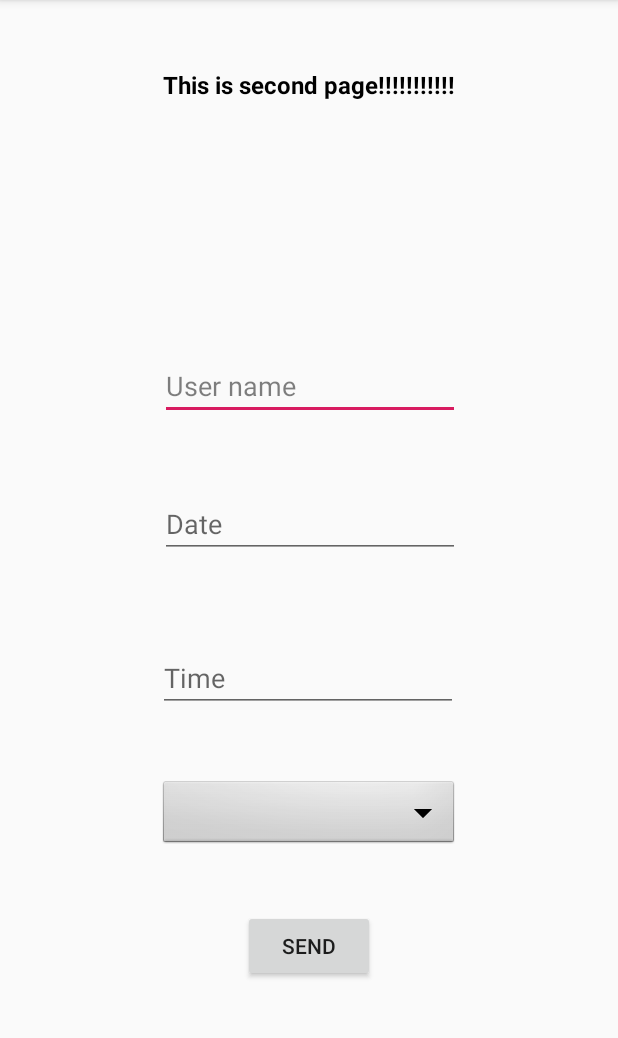
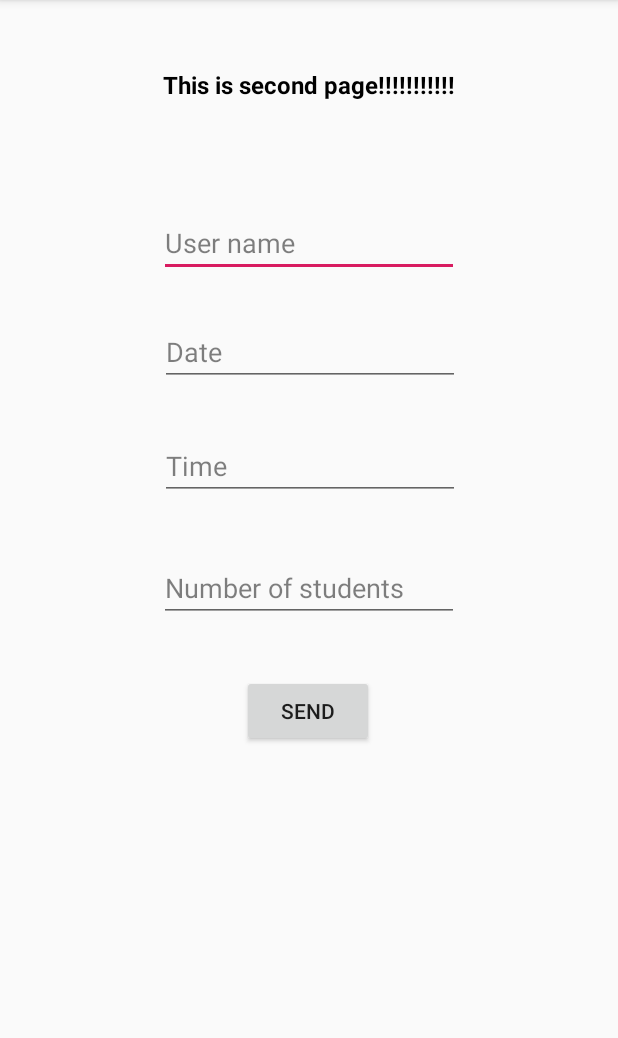
Before and after one commit to LilachGr/SmartSitterProject, an Android app: the ReservationFirstStepActivity screen opened directly, with no data from a screen before it, on a phone screen of 412 x 824 dp, the part 84-1122 px from its top. Run offline under Robolectric (Android 15) with nearby library versions, the light colour scheme and no system bars; libraries missing offline, so code that uses them is left out: com.fasterxml.jackson.

Commit message:
send the data from the client to server in JSON format.

```diff
--- a/SmartSitterClient/app/src/main/java/com/example/smartsitterclient/MainActivity.kt
+++ b/SmartSitterClient/app/src/main/java/com/example/smartsitterclient/MainActivity.kt
@@ -27,8 +27,7 @@ class MainActivity : AppCompatActivity() {
         // creating a client
         val okHttpClient = OkHttpClient()
         // building a request
-        //val request: Request = Request.Builder().url("http://10.100.102.10:5000/").build()
-        val request: Request = Request.Builder().url("http://10.100.102.10:5000/").build()
+        val request: Request = Request.Builder().url(serverIP).build()
         // making call asynchronously
         okHttpClient.newCall(request).enqueue(object : Callback {
             // called if server is unreachable
--- a/SmartSitterClient/app/src/main/java/com/example/smartsitterclient/ReservationFirstStepActivity.kt
+++ b/SmartSitterClient/app/src/main/java/com/example/smartsitterclient/ReservationFirstStepActivity.kt
@@ -4,6 +4,7 @@ package com.example.smartsitterclient
 import android.os.Bundle
 import android.widget.*
 import androidx.appcompat.app.AppCompatActivity
+import com.fasterxml.jackson.module.kotlin.jacksonObjectMapper
 import okhttp3.*
 import okhttp3.FormBody
 //import sun.jvm.hotspot.utilities.IntArray
@@ -11,48 +12,64 @@ import java.io.IOException
 
 
 class ReservationFirstStepActivity : AppCompatActivity() {
-    private var editText: EditText? = null
-    private var button: Button? = null
+    private var userName: EditText? = null
+    private var dateReservation: EditText? = null
+    private var timeReservation: EditText? = null
+    private var studentsNumber: EditText? = null
+    private var sendButton: Button? = null
     private var okHttpClient: OkHttpClient? = null
-    private var dropdown: Spinner? = null
+    //private var dropdown: Spinner? = null
+    private val mapper = jacksonObjectMapper()
 
     override fun onCreate(savedInstanceState: Bundle?) {
         super.onCreate(savedInstanceState)
-        //setContentView(R.layout.activity_reservation_first_step)
 
-        //get the spinner from the xml.
-        dropdown = findViewById(R.id.student_number)
-        //create a list of items for the spinner.
-        val items = arrayOf("1", "2", "3","4","5","6","7","8","9","10")
-        //create an adapter to describe how the items are displayed, adapters are used in several places in android.
-        //There are multiple variations of this, but this is the basic variant.
-        val adapter = ArrayAdapter(this, R.layout.activity_reservation_first_step, items)
-        //set the spinners adapter to the previously created one.
-        val localDropdown = dropdown
-        if (localDropdown != null) {
-            localDropdown.adapter = adapter
-        }
-        dropdown = localDropdown
+//        //get the spinner from the xml.
+//        dropdown = findViewById(R.id.student_number)
+//        //create a list of items for the spinner.
+//        val items = arrayOf(1, 2, 3,4,5)
+//        //create an adapter to describe how the items are displayed, adapters are used in several places in android.
+//        //There are multiple variations of this, but this is the basic variant.
+//        val adapter = ArrayAdapter(this, R.layout.activity_reservation_first_step, items)
+//        //set the spinners adapter to the previously created one.
+//        val localDropdown = dropdown
+//        if (localDropdown != null) {
+//            localDropdown.adapter = adapter
+//        }
+//        dropdown = localDropdown
+
         setContentView(R.layout.activity_reservation_first_step)
 
-        editText = findViewById(R.id.user_name)
-        button = findViewById(R.id.send_reservation)
+        userName = findViewById(R.id.user_name)
+        dateReservation = findViewById(R.id.date_reservation)
+        timeReservation = findViewById(R.id.time_reservation)
+        studentsNumber = findViewById(R.id.students_number)
+
+        sendButton = findViewById(R.id.send_reservation)
         okHttpClient = OkHttpClient()
-        val localButton = button
+        val localButton = sendButton
         localButton?.setOnClickListener {
-            val localEditText = editText
-            val dummyText = localEditText?.text.toString()
-            // we add the information we want to send in a form. each string we want to send should have a name.
-            // in our case we sent the dummyText with a name 'sample'
-            val formBody: RequestBody = FormBody.Builder().add("sample", dummyText).add("hello", dummyText).build()
+            val localUserName = userName
+            val localDateReservation = dateReservation
+            val localTimeReservation = timeReservation
+            val localStudentsNumber = studentsNumber
+            val reservationBasicDetails = ReservationBasicDetails(localUserName?.text.toString(),
+                localDateReservation?.text.toString(), localTimeReservation?.text.toString(),
+                localStudentsNumber?.text.toString())
+            val reservationBasicDetailsJson = mapper.writeValueAsString(reservationBasicDetails)
+            println(reservationBasicDetailsJson)
+
+            val text = reservationBasicDetailsJson.toString()
+            // we add the information we want to send in a form. each string we want to send should have a name. in our case we sent the dummyText with a name 'sample'
+            val formBody: RequestBody = FormBody.Builder().add("reservationBasicDetails", text).build()
             // while building request we give our form as a parameter to post()
-            val request: Request = Request.Builder().url("http://10.100.102.10:5000/debug").post(formBody).build()
+            val request: Request = Request.Builder().url(serverIP + serverReservationFirstStep).post(formBody).build()
             okHttpClient!!.newCall(request).enqueue(object : Callback {
                 override fun onFailure(call: Call, e: IOException) {
                     runOnUiThread { Toast.makeText(applicationContext, "server down", Toast.LENGTH_SHORT).show() }
                 }
 
-                //@Throws(IOException::class)
+                @Throws(IOException::class)
                 override fun onResponse(call: Call, response: Response) {
                     if (response.body!!.string() == "received") {
                         runOnUiThread {
@@ -62,6 +79,6 @@ class ReservationFirstStepActivity : AppCompatActivity() {
                 }
             })
         }
-        button = localButton
+        sendButton = localButton
     }
 }
--- a/SmartSitterClient/app/src/main/java/com/example/smartsitterclient/SimpleDataClasses.kt
+++ b/SmartSitterClient/app/src/main/java/com/example/smartsitterclient/SimpleDataClasses.kt
@@ -1,3 +1,7 @@
 package com.example.smartsitterclient
 
-data class ReservationBasicDetails(var name: String, var surname: String, var id: String)
+const val serverIP = "http://10.100.102.10:5000/"
+const val serverReservationFirstStep = "reservation"
+
+data class ReservationBasicDetails(var userNameStudent: String, var dateReservation: String, var timeReservation: String,
+                                   var NumberOfStudent: String)
--- a/SmartSitterClient/app/src/main/res/layout/activity_main.xml
+++ b/SmartSitterClient/app/src/main/res/layout/activity_main.xml
@@ -25,8 +25,8 @@
 
     <Button
             android:text="@string/reservation"
-            android:layout_width="118dp"
-            android:layout_height="44dp"
+            android:layout_width="wrap_content"
+            android:layout_height="wrap_content"
             android:id="@+id/button1" app:layout_constraintTop_toTopOf="parent"
             android:layout_marginTop="539dp" android:layout_marginEnd="157dp" android:layout_marginRight="157dp"
             app:layout_constraintEnd_toEndOf="parent" app:layout_constraintBottom_toBottomOf="parent"
--- a/SmartSitterClient/app/src/main/res/layout/activity_reservation_first_step.xml
+++ b/SmartSitterClient/app/src/main/res/layout/activity_reservation_first_step.xml
@@ -33,9 +33,9 @@
             android:textColor="@color/black"
             android:textColorHint="#80000000"
             app:layout_constraintStart_toStartOf="parent"
-            app:layout_constraintHorizontal_bias="0.502" app:layout_constraintEnd_toEndOf="parent"
+            app:layout_constraintHorizontal_bias="0.5" app:layout_constraintEnd_toEndOf="parent"
             app:layout_constraintTop_toTopOf="parent" android:layout_marginTop="152dp"
-            app:layout_constraintBottom_toBottomOf="parent" android:layout_marginBottom="406dp"/>
+            android:layout_marginBottom="40dp" app:layout_constraintBottom_toTopOf="@+id/date_reservation"/>
 
     <EditText
             android:layout_width="200dp"
@@ -43,44 +43,73 @@
             android:inputType="date"
             android:ems="10"
             android:hint="@string/date"
-            android:id="@+id/date_reservation" android:layout_marginTop="31dp"
-            app:layout_constraintTop_toBottomOf="@+id/user_name" app:layout_constraintEnd_toEndOf="parent"
-            app:layout_constraintStart_toStartOf="parent" app:layout_constraintHorizontal_bias="0.502"
-            app:layout_constraintBottom_toBottomOf="parent" android:layout_marginBottom="213dp"
-            app:layout_constraintVertical_bias="0.078"/>
+            android:textColorHint="#80000000"
+            android:id="@+id/date_reservation"
+            app:layout_constraintStart_toStartOf="parent"
+            app:layout_constraintHorizontal_bias="0.502" app:layout_constraintEnd_toEndOf="parent"
+            android:layout_marginBottom="45dp" app:layout_constraintBottom_toTopOf="@+id/time_reservation"
+            app:layout_constraintTop_toTopOf="parent" android:layout_marginTop="212dp"
+            app:layout_constraintVertical_bias="0.0"/>
 
+    <!-- <TextView
+             android:id="@+id/student_number_text"
+             android:layout_width="112dp"
+             android:layout_height="37dp"
+             android:textAlignment="center"
+             android:textColor="#80000000"
+             android:textSize="16sp"
+             android:textStyle="bold"
+             android:text="@string/number_of_students"
+             app:layout_constraintEnd_toStartOf="@+id/student_number"
+             app:layout_constraintStart_toStartOf="parent" android:layout_marginLeft="119dp"
+             android:layout_marginStart="119dp" app:layout_constraintHorizontal_bias="1.0"
+             app:layout_constraintTop_toTopOf="parent" android:layout_marginTop="372dp"
+             app:layout_constraintBottom_toTopOf="@+id/send_reservation" app:layout_constraintVertical_bias="0.0"/>
+     <Spinner
+             android:id="@+id/student_number"
+             android:layout_width="80dp"
+             android:layout_height="wrap_content"
+             android:background="@android:drawable/btn_dropdown"
+             android:spinnerMode="dropdown"
+             app:layout_constraintTop_toTopOf="parent"
+             android:layout_marginTop="372dp" app:layout_constraintStart_toStartOf="parent"
+             app:layout_constraintHorizontal_bias="0.682" app:layout_constraintEnd_toEndOf="parent"
+             android:layout_marginBottom="29dp" app:layout_constraintBottom_toTopOf="@+id/send_reservation"
+             app:layout_constraintVertical_bias="0.0"/>-->
     <EditText
             android:layout_width="200dp"
             android:layout_height="wrap_content"
             android:inputType="time"
             android:ems="10"
             android:hint="@string/time"
+            android:textColorHint="#80000000"
             android:id="@+id/time_reservation"
-            app:layout_constraintStart_toStartOf="parent" app:layout_constraintHorizontal_bias="0.497"
-            app:layout_constraintEnd_toEndOf="parent" app:layout_constraintBottom_toBottomOf="parent"
-            android:layout_marginBottom="256dp" android:layout_marginTop="20dp"
-            app:layout_constraintTop_toBottomOf="@+id/date_reservation"/>
-
-    <Spinner
-            android:id="@+id/student_number"
+            app:layout_constraintStart_toStartOf="parent"
+            app:layout_constraintHorizontal_bias="0.502" app:layout_constraintEnd_toEndOf="parent"
+            app:layout_constraintTop_toTopOf="parent" android:layout_marginTop="288dp"
+            android:layout_marginBottom="39dp" app:layout_constraintBottom_toTopOf="@+id/send_reservation"
+            app:layout_constraintVertical_bias="0.0"/>
+    <EditText
             android:layout_width="200dp"
             android:layout_height="wrap_content"
-            android:background="@android:drawable/btn_dropdown"
-            android:spinnerMode="dropdown"
+            android:inputType="number"
+            android:ems="10"
             android:hint="@string/number_of_students"
-            app:layout_constraintStart_toStartOf="parent" app:layout_constraintHorizontal_bias="0.5"
-            app:layout_constraintEnd_toEndOf="parent" android:layout_marginTop="26dp"
-            app:layout_constraintTop_toBottomOf="@+id/time_reservation" app:layout_constraintBottom_toBottomOf="parent"
-            android:layout_marginBottom="183dp"/>
+            android:textColorHint="#80000000"
+            android:id="@+id/students_number"
+            app:layout_constraintBottom_toTopOf="@+id/send_reservation"
+            android:layout_marginBottom="36dp" app:layout_constraintTop_toTopOf="parent"
+            android:layout_marginTop="369dp" app:layout_constraintStart_toStartOf="parent"
+            app:layout_constraintHorizontal_bias="0.5" app:layout_constraintEnd_toEndOf="parent"/>
     <Button
             android:id="@+id/send_reservation"
             android:layout_width="wrap_content"
             android:layout_height="wrap_content"
             android:text="@string/send"
-            app:layout_constraintBottom_toBottomOf="parent"
-            app:layout_constraintEnd_toEndOf="parent"
             app:layout_constraintStart_toStartOf="parent"
-            app:layout_constraintHorizontal_bias="0.5" android:layout_marginBottom="104dp"
-            android:layout_marginTop="30dp" app:layout_constraintTop_toBottomOf="@+id/student_number"/>
+            app:layout_constraintHorizontal_bias="0.498" app:layout_constraintEnd_toEndOf="parent"
+            app:layout_constraintTop_toTopOf="parent" android:layout_marginTop="450dp"
+            app:layout_constraintBottom_toBottomOf="parent" android:layout_marginBottom="105dp"
+            app:layout_constraintVertical_bias="0.0"/>
 
 </androidx.constraintlayout.widget.ConstraintLayout>
```
Also changed, not shown: 1 other file.
